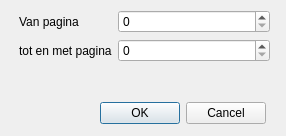
The window that pagestocutdialog.ui (vvim/pdfcutter) describes before a commit, drawn with Qt 5.
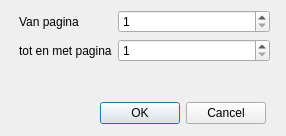
The same window after the commit.

Commit message: full functionality, put quick and dirty, in need of an iterator for the list widget and a better representation

```diff
--- a/pagestocutdialog.ui
+++ b/pagestocutdialog.ui
@@ -41,10 +41,24 @@
      </widget>
     </item>
     <item row="2" column="1">
-     <widget class="QSpinBox" name="CutToSpinBox"/>
+     <widget class="QSpinBox" name="CutToSpinBox">
+      <property name="minimum">
+       <number>1</number>
+      </property>
+      <property name="maximum">
+       <number>9999</number>
+      </property>
+     </widget>
     </item>
     <item row="0" column="1">
-     <widget class="QSpinBox" name="CutFromSpinBox"/>
+     <widget class="QSpinBox" name="CutFromSpinBox">
+      <property name="minimum">
+       <number>1</number>
+      </property>
+      <property name="maximum">
+       <number>9999</number>
+      </property>
+     </widget>
     </item>
    </layout>
   </widget>
```
Left out of the diff: 5 changed lines with no effect on the pictures. The commit also changes 3 other files.
